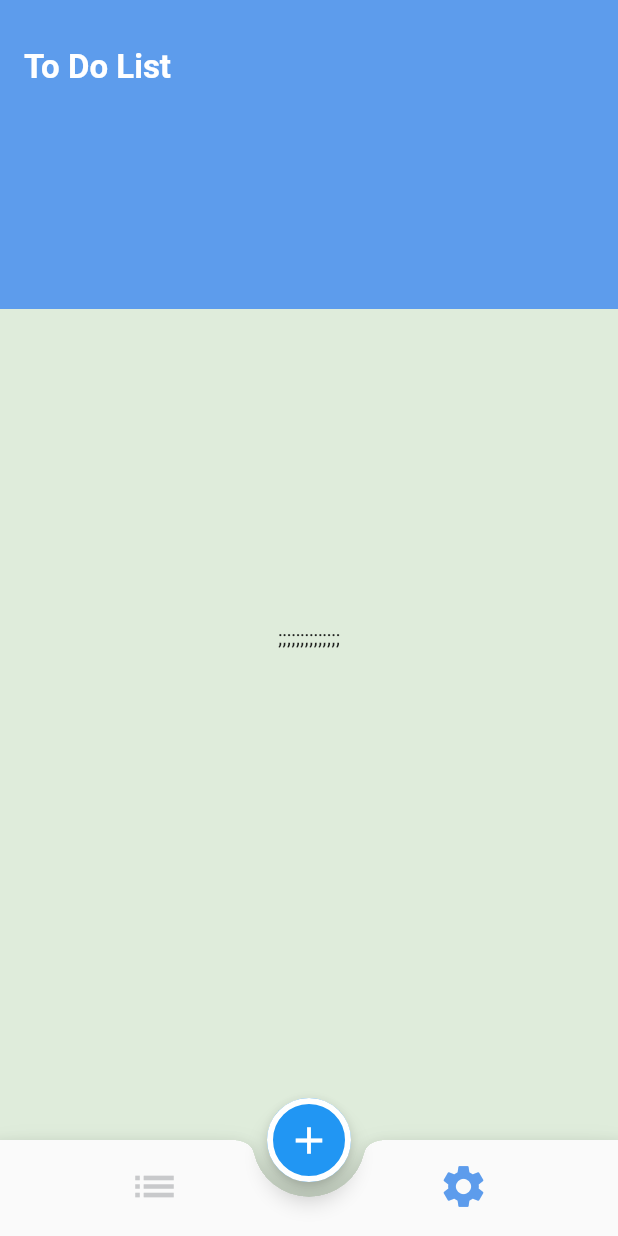
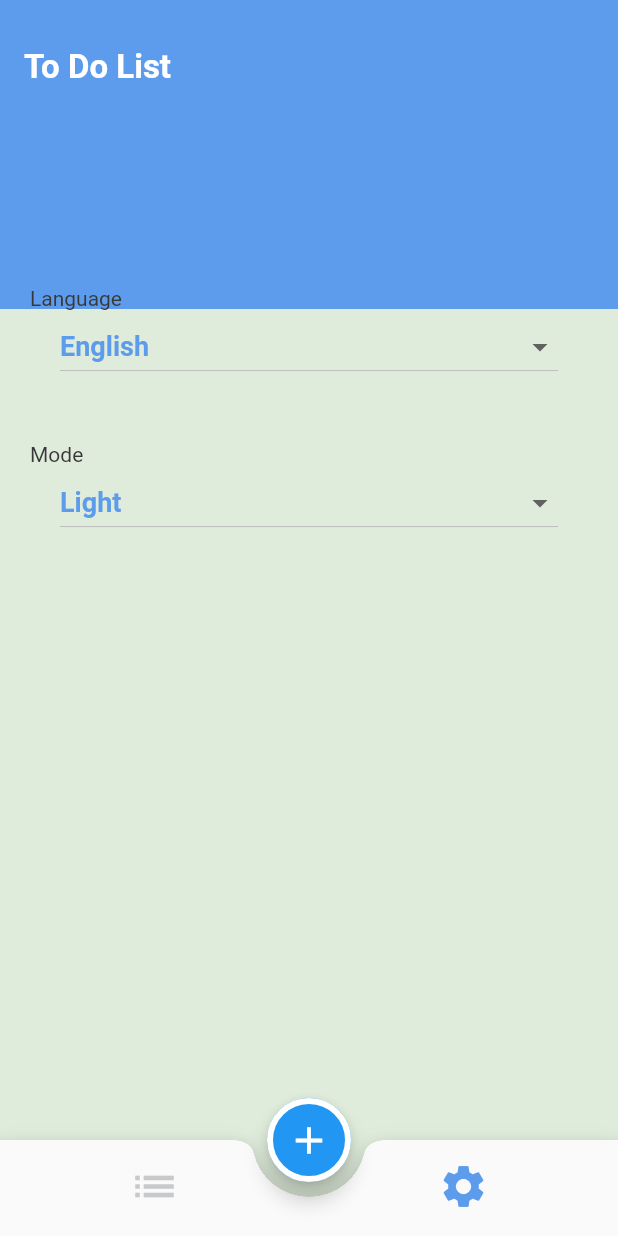
Before and after one commit to EbrahimTarek02/ToDo, a Flutter app: the screen it shows after launch, item 2 of the bottom bar chosen, on a phone screen of 412 x 824 dp. Run offline on Flutter 3.47's test engine with Material 2 defaults, Android fonts, the phone set to English and light mode, and no system bars; our stand-ins replace flutter_slidable, scrollable_positioned_list.

Commit message:
Finished Settings Tab.

```diff
--- a/lib/ui/tabs/settings/settings_tab.dart
+++ b/lib/ui/tabs/settings/settings_tab.dart
@@ -1,9 +1,72 @@
+import 'package:flutter/cupertino.dart';
 import 'package:flutter/material.dart';
 
 class SettingsTab extends StatelessWidget {
 
   @override
   Widget build(BuildContext context) {
-    return Center(child: Text(';;;;;;;;;;;;;;'),);
+    return Padding(
+      padding: const EdgeInsets.symmetric(horizontal: 20.0),
+      child: Column(
+        children: [
+          Spacer(flex: 15,),
+          Expanded(
+            flex: 85,
+            child: Column(
+              crossAxisAlignment: CrossAxisAlignment.stretch,
+              children: [
+                Text(
+                  'Language',
+                  style: Theme.of(context).textTheme.bodySmall,
+                ),
+                DropdownButton(
+                  isExpanded: true,
+                  padding: const EdgeInsets.symmetric(horizontal: 20.0),
+                  borderRadius: BorderRadius.circular(20),
+                  value: 'en',
+                  onChanged: (newValue) {
+
+                  },
+                  items: [
+                    DropdownMenuItem(
+                      child: Text('العربية'),
+                      value: 'ar',
+                    ),
+                    DropdownMenuItem(
+                      child: Text('English'),
+                      value: 'en',
+                    ),
+                  ],
+                ),
+                SizedBox(height: 40.0,),
+                Text(
+                  'Mode',
+                  style: Theme.of(context).textTheme.bodySmall,
+                ),
+                DropdownButton(
+                  isExpanded: true,
+                  padding: const EdgeInsets.symmetric(horizontal: 20.0),
+                  borderRadius: BorderRadius.circular(20),
+                  value: false,
+                  onChanged: (newValue) {
+
+                  },
+                  items: [
+                    DropdownMenuItem(
+                      child: Text('Light'),
+                      value: false,
+                    ),
+                    DropdownMenuItem(
+                      child: Text('Dark'),
+                      value: true,
+                    ),
+                  ],
+                ),
+              ],
+            ),
+          ),
+        ],
+      ),
+    );
   }
 }
--- a/lib/ui/utils/app_theme_data.dart
+++ b/lib/ui/utils/app_theme_data.dart
@@ -29,6 +29,11 @@ abstract class AppThemeData {
         color: AppThemeColors.primaryTextColorLight,
         fontSize: 12,
         fontWeight: FontWeight.normal
+      ),
+      bodySmall: TextStyle(
+          fontSize: 14,
+          fontWeight: FontWeight.normal,
+          color: AppThemeColors.primaryTextColorLight
       ),
     ),
 
@@ -114,6 +119,11 @@ abstract class AppThemeData {
           fontSize: 12,
           fontWeight: FontWeight.normal
       ),
+      bodySmall: TextStyle(
+        fontSize: 14,
+        fontWeight: FontWeight.normal,
+        color: AppThemeColors.labelMediumTextColorDark
+      ),
     ),
 
     appBarTheme: AppBarTheme(
```
